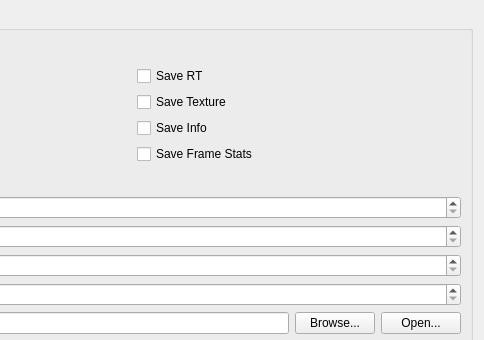
The window that pcsx2-qt/Settings/DebugGSSettingsTab.ui (PCSX2/pcsx2) describes before a commit, drawn with Qt 5; both pictures show x 216 to 700 and y 0 to 340 of the 700 by 500 pixel window.
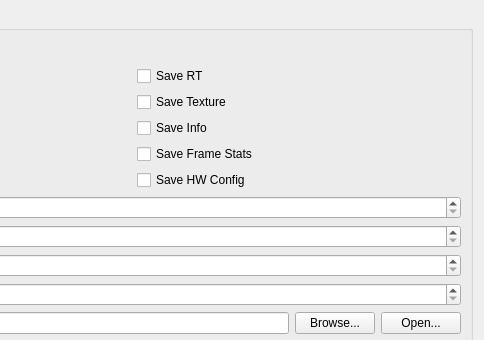
The same window after the commit.

Commit message:
GS/HW: Add option for dumping HW config data.
Dumps HW config per draw.

Helps debugging/optimizing HW pipeline changes.

The edit to the form file:
```diff
--- a/pcsx2-qt/Settings/DebugGSSettingsTab.ui
+++ b/pcsx2-qt/Settings/DebugGSSettingsTab.ui
@@ -92,6 +92,13 @@
           </property>
          </widget>
         </item>
+		<item row="5" column="1">
+		  <widget class="QCheckBox" name="saveHWConfig">
+	        <property name="text">
+			  <string>Save HW Config</string>
+			</property>
+		  </widget>
+		</item>
        </layout>
       </item>
       <item row="1" column="0">
```
The commit also changes 7 other files.
